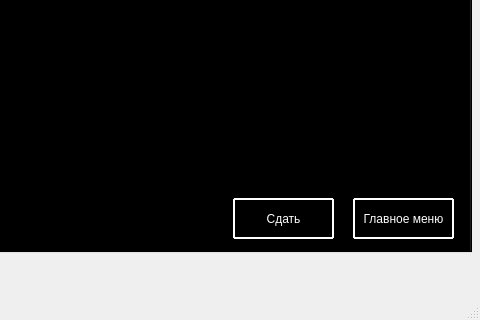
leriia-meow/geometry, file form1_p.ui: the form before one commit; both pictures show x 459 to 939 and y 548 to 868 of the 939 by 868 pixel window.
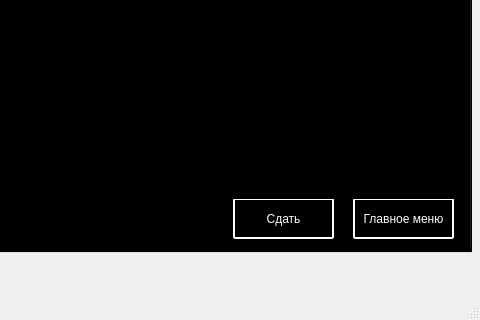
The form after the commit. The open tabs and pages were chosen to show the change. Icons and pictures are not drawn.

Commit message: практика формочка новая

The edit to the form file:
```diff
--- a/form1_p.ui
+++ b/form1_p.ui
@@ -426,6 +426,22 @@
        <string>Задача: постройте сечение по заданным точкам</string>
       </property>
      </widget>
+     <widget class="QLabel" name="exe1_4">
+      <property name="geometry">
+       <rect>
+        <x>10</x>
+        <y>80</y>
+        <width>901</width>
+        <height>591</height>
+       </rect>
+      </property>
+      <property name="styleSheet">
+       <string notr="true">color:white;</string>
+      </property>
+      <property name="text">
+       <string/>
+      </property>
+     </widget>
     </widget>
    </widget>
   </widget>
```
Left out of the diff: 42 changed lines with no effect on the pictures. The commit also changes 1 other file.
